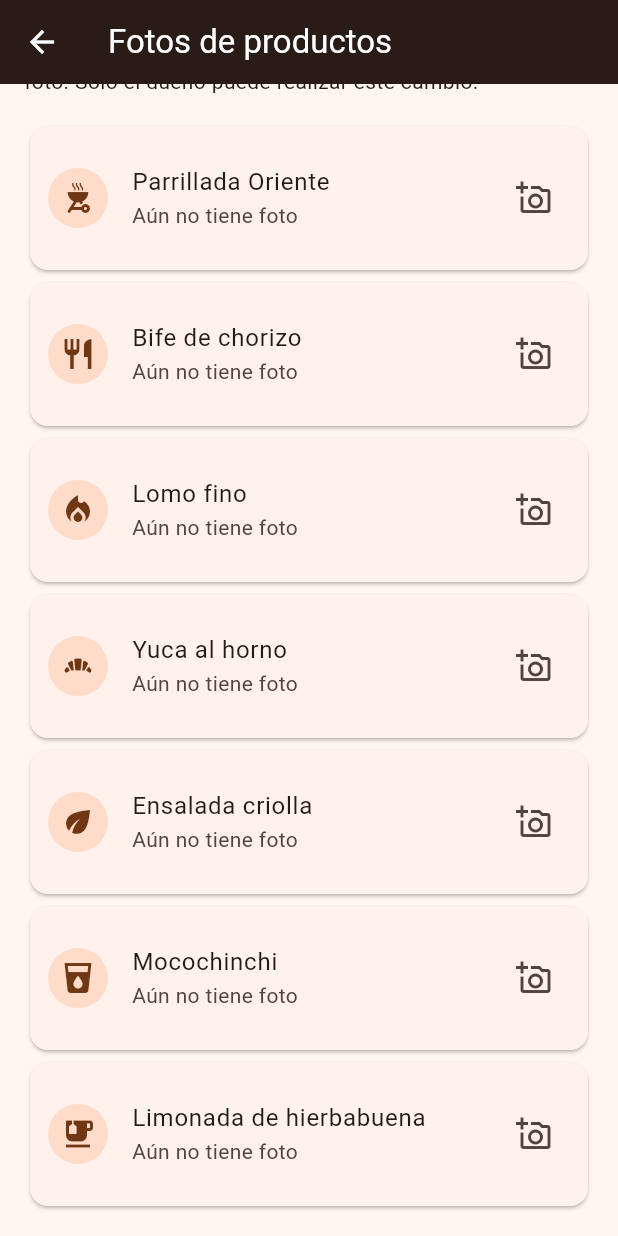
After one commit to Cristhian-2004-14/Proyecto_Apliaciones-moviles-, a Flutter app: the FotosProductosPage screen opened directly, scrolled down 82 dp, after a tap on the "add a photo" icon, on a phone screen of 412 x 824 dp. The commit adds this screen. Run offline on Flutter 3.47's test engine with Material 3 defaults, Android fonts, the phone set to English and light mode, and no system bars; our stand-ins replace flutter_map, image_picker, latlong2, speech_to_text, supabase_flutter; missing offline and left inert: google_mlkit_text_recognition, image_gallery_saver_plus; accounts and stored records are empty.

Commit message:
feat: agregar fotos reales a productos

```diff
--- a/lib/models/negocio.dart
+++ b/lib/models/negocio.dart
@@ -9,6 +9,7 @@ class Negocio {
     required this.telefono,
     required this.precio,
     required this.icono,
+    this.imagenPath,
   });
 
   final int id;
@@ -18,6 +19,7 @@ class Negocio {
   final String telefono;
   final double precio;
   final IconData icono;
+  final String? imagenPath;
 
   factory Negocio.fromMap(Map<String, dynamic> map) => Negocio(
     id: map['id'] as int,
@@ -27,5 +29,6 @@ class Negocio {
     telefono: map['telefono'] as String,
     precio: (map['precio'] as num?)?.toDouble() ?? 0,
     icono: Icons.outdoor_grill,
+    imagenPath: map['imagen_path'] as String?,
   );
 }
--- /dev/null
+++ b/lib/pages/fotos_productos_page.dart
@@ -0,0 +1,134 @@
+import 'package:flutter/material.dart';
+import 'package:image_picker/image_picker.dart';
+
+import '../models/negocio.dart';
+import '../services/negocio_service.dart';
+import '../services/storage_service.dart';
+
+class FotosProductosPage extends StatefulWidget {
+  const FotosProductosPage({super.key});
+
+  @override
+  State<FotosProductosPage> createState() => _FotosProductosPageState();
+}
+
+class _FotosProductosPageState extends State<FotosProductosPage> {
+  final _negocios = NegocioService();
+  final _storage = StorageService();
+  final _picker = ImagePicker();
+  late Future<List<Negocio>> _productosFuture;
+  int? _subiendoId;
+
+  @override
+  void initState() {
+    super.initState();
+    _productosFuture = _negocios.obtenerNegocios();
+  }
+
+  Future<void> _cambiarFoto(Negocio producto) async {
+    final image = await _picker.pickImage(
+      source: ImageSource.gallery,
+      maxWidth: 1600,
+      imageQuality: 85,
+    );
+    if (image == null || !mounted) return;
+
+    setState(() => _subiendoId = producto.id);
+    try {
+      await _storage.subirFotoProducto(productoId: producto.id, image: image);
+      if (!mounted) return;
+      setState(() => _productosFuture = _negocios.obtenerNegocios());
+      ScaffoldMessenger.of(context).showSnackBar(
+        SnackBar(content: Text('Foto de ${producto.nombre} actualizada.')),
+      );
+    } catch (error) {
+      if (!mounted) return;
+      ScaffoldMessenger.of(context).showSnackBar(
+        SnackBar(content: Text('No se pudo subir la foto: $error')),
+      );
+    } finally {
+      if (mounted) setState(() => _subiendoId = null);
+    }
+  }
+
+  Widget _miniatura(Negocio producto) {
+    final url = _storage.urlPublica(producto.imagenPath);
+    if (url == null) return CircleAvatar(child: Icon(producto.icono));
+    return ClipRRect(
+      borderRadius: BorderRadius.circular(10),
+      child: Image.network(
+        '$url?t=${DateTime.now().millisecondsSinceEpoch}',
+        width: 58,
+        height: 58,
+        fit: BoxFit.cover,
+        errorBuilder: (_, _, _) => CircleAvatar(child: Icon(producto.icono)),
+      ),
+    );
+  }
+
+  @override
+  Widget build(BuildContext context) => Scaffold(
+    appBar: AppBar(title: const Text('Fotos de productos')),
+    body: FutureBuilder<List<Negocio>>(
+      future: _productosFuture,
+      builder: (context, snapshot) {
+        if (snapshot.connectionState != ConnectionState.done) {
+          return const Center(child: CircularProgressIndicator());
+        }
+        if (snapshot.hasError) {
+          return Center(
+            child: FilledButton(
+              onPressed: () => setState(
+                () => _productosFuture = _negocios.obtenerNegocios(),
+              ),
+              child: const Text('Reintentar'),
+            ),
+          );
+        }
+        final productos = snapshot.data ?? [];
+        return ListView(
+          padding: const EdgeInsets.all(16),
+          children: [
+            Text(
+              'Catálogo con fotos reales',
+              style: Theme.of(context).textTheme.titleLarge,
+            ),
+            const SizedBox(height: 6),
+            const Text(
+              'Selecciona cada producto para cargar o reemplazar su foto. '
+              'Solo el dueño puede realizar este cambio.',
+            ),
+            const SizedBox(height: 16),
+            ...productos.map(
+              (producto) => Card(
+                child: ListTile(
+                  contentPadding: const EdgeInsets.all(12),
+                  leading: _miniatura(producto),
+                  title: Text(producto.nombre),
+                  subtitle: Text(
+                    producto.imagenPath == null
+                        ? 'Aún no tiene foto'
+                        : 'Foto cargada',
+                  ),
+                  trailing: _subiendoId == producto.id
+                      ? const SizedBox(
+                          width: 24,
+                          height: 24,
+                          child: CircularProgressIndicator(strokeWidth: 2),
+                        )
+                      : IconButton(
+                          tooltip: 'Cambiar foto',
+                          icon: const Icon(Icons.add_a_photo_outlined),
+                          onPressed: _subiendoId == null
+                              ? () => _cambiarFoto(producto)
+                              : null,
+                        ),
+                ),
+              ),
+            ),
+          ],
+        );
+      },
+    ),
+  );
+}
```
Also changed, not shown: lib/pages/cuenta_page.dart (+11 -1 lines), lib/services/storage_service.dart (+28 -0 lines), lib/widgets/negocio_card.dart (+29 -6 lines), 6 other files.
